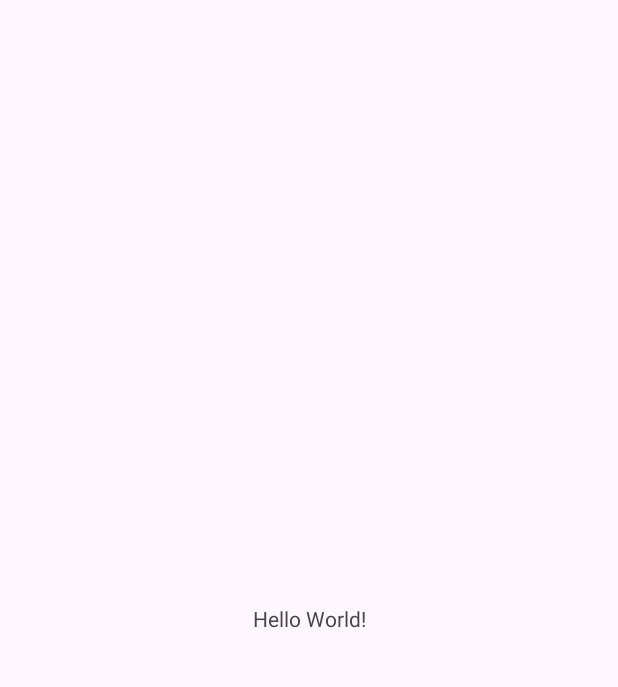
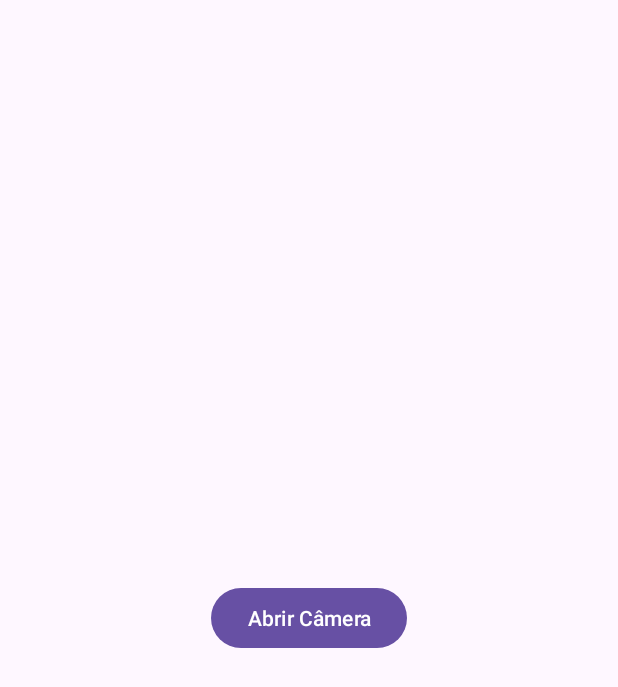
Before and after one commit to Dijonz/cameraXteste, an Android app: the screen it shows after launch (MainActivity), on a phone screen of 412 x 824 dp. Before the commit the part shown is almost empty. Shown: the top 687 px of the screen. Run offline under Robolectric (Android 15) with nearby library versions, the phone set to English and light mode, and no system bars.

Commit message:
finalizado por enquanto

```diff
--- a/app/src/main/java/com/dijonz/cameraxteste/MainActivity.kt
+++ b/app/src/main/java/com/dijonz/cameraxteste/MainActivity.kt
@@ -1,11 +1,44 @@
 package com.dijonz.cameraxteste
 
+import android.content.Intent
 import androidx.appcompat.app.AppCompatActivity
 import android.os.Bundle
+import androidx.activity.result.contract.ActivityResultContracts
+import com.dijonz.cameraxteste.databinding.ActivityMainBinding
+import com.google.android.material.snackbar.Snackbar
+import kotlinx.coroutines.internal.MainDispatcherFactory
+
 
 class MainActivity : AppCompatActivity() {
+
+    private lateinit var binding: ActivityMainBinding
+
     override fun onCreate(savedInstanceState: Bundle?) {
         super.onCreate(savedInstanceState)
-        setContentView(R.layout.activity_main)
+        binding = ActivityMainBinding.inflate(layoutInflater)
+        setContentView(binding.root)
+
+
+        binding.btAbrirCam.setOnClickListener{
+
+            cameraProviderResult.launch(android.Manifest.permission.CAMERA)
+            abrirTelaPreview()
+        }
     }
+
+    private fun abrirTelaPreview(){
+        val intent = Intent(this, CameraPreviewActivity::class.java)
+        startActivity(intent)
+    }
+
+    private val cameraProviderResult =
+        registerForActivityResult(ActivityResultContracts.RequestPermission()){
+            if (it){
+                abrirTelaPreview()
+            }else{
+                Snackbar.make(binding.root, "Você precisa aceitar as permissões para utilizar a câmera",
+                Snackbar.LENGTH_LONG).show()
+            }
+    }
+
 }
--- a/app/src/main/res/layout/activity_main.xml
+++ b/app/src/main/res/layout/activity_main.xml
@@ -1,18 +1,20 @@
 <?xml version="1.0" encoding="utf-8"?>
-<androidx.constraintlayout.widget.ConstraintLayout xmlns:android="http://schemas.android.com/apk/res/android"
+<androidx.appcompat.widget.LinearLayoutCompat xmlns:android="http://schemas.android.com/apk/res/android"
     xmlns:app="http://schemas.android.com/apk/res-auto"
     xmlns:tools="http://schemas.android.com/tools"
     android:layout_width="match_parent"
     android:layout_height="match_parent"
-    tools:context=".MainActivity">
+    tools:context=".MainActivity"
+    android:orientation="vertical"
+    android:gravity="center">
 
-    <TextView
+
+
+    <com.google.android.material.button.MaterialButton
+        android:id="@+id/btAbrirCam"
         android:layout_width="wrap_content"
         android:layout_height="wrap_content"
-        android:text="Hello World!"
-        app:layout_constraintBottom_toBottomOf="parent"
-        app:layout_constraintEnd_toEndOf="parent"
-        app:layout_constraintStart_toStartOf="parent"
-        app:layout_constraintTop_toTopOf="parent" />
+        android:text="Abrir Câmera"/>
 
-</androidx.constraintlayout.widget.ConstraintLayout>
+
+</androidx.appcompat.widget.LinearLayoutCompat>
```
Also changed, not shown: app/build.gradle (+5 -5 lines), app/src/main/AndroidManifest.xml (+7 -0 lines), app/src/main/java/com/dijonz/cameraxteste/CameraPreviewActivity.kt (added, +112 -0 lines), app/src/main/res/layout/activity_camera_preview.xml (added, +26 -0 lines).
